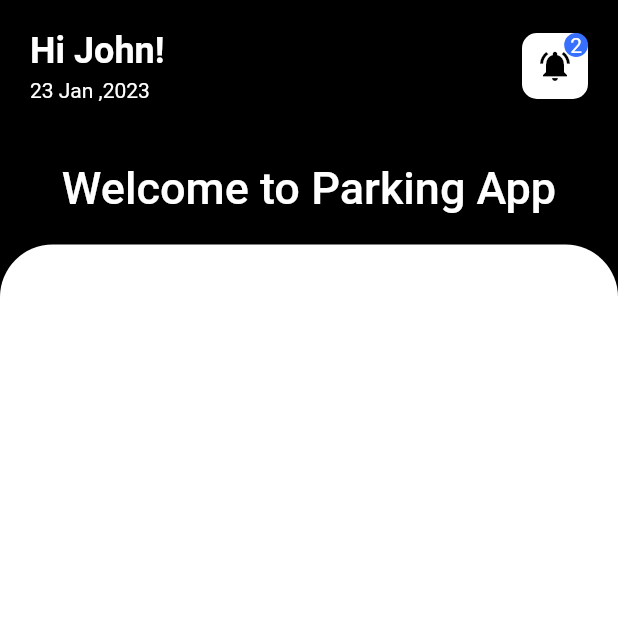
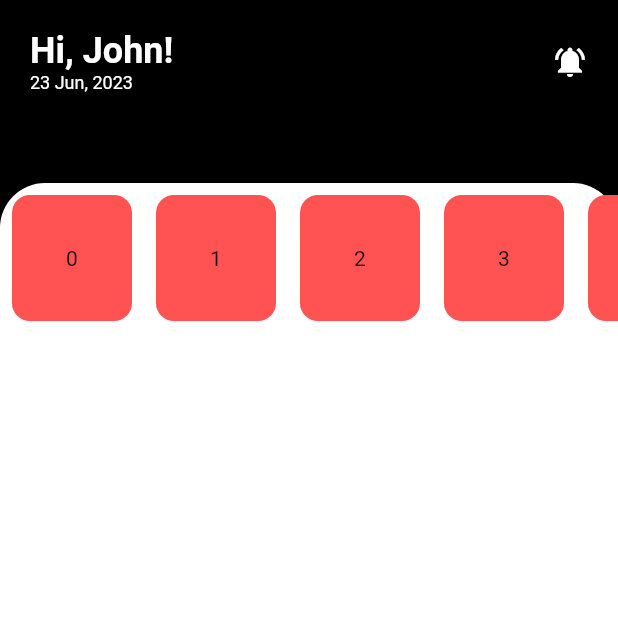
Before and after one commit to psantosh16/Advance-Parking-Management-System, a Flutter app: the HomePage screen opened by its route, on a phone screen of 412 x 824 dp, the top half of it. Run offline on Flutter 3.47's test engine with Material 2 defaults, Android fonts, the phone set to English and light mode, and no system bars.

Commit message:
Fixed ListView Builder issue

```diff
--- a/lib/Pages/Screens/home_page.dart
+++ b/lib/Pages/Screens/home_page.dart
@@ -9,98 +9,100 @@ class HomePage extends StatefulWidget {
 }
 
 class _HomePageState extends State<HomePage> {
+  late MediaQueryData _queryData;
+
+  final List<Widget> scrollItem = [
+    const Icon(Icons.hourglass_empty),
+    const Icon(Icons.accessible_outlined),
+    const Icon(Icons.face),
+    const Icon(Icons.settings_remote),
+    const Icon(Icons.hourglass_empty),
+    const Icon(Icons.accessible_outlined),
+    const Icon(Icons.face),
+    const Icon(Icons.settings_remote)
+  ];
+
   @override
   Widget build(BuildContext context) {
+    _queryData = MediaQuery.of(context);
     return Scaffold(
       backgroundColor: ColorTheme.blackTheme,
       body: SafeArea(
         child: Column(
           children: [
-            // User Info Panel
-            Padding(
-              padding: const EdgeInsets.all(20.0),
-              child: Column(
-                children: [
-                  Row(
+            // Upper Panel
+            const Padding(
+              padding: EdgeInsets.all(20.0),
+              child: Row(
                 mainAxisAlignment: MainAxisAlignment.spaceBetween,
                 children: [
-                      // User Greetings
-                      const Column(
+                  Column(
                     crossAxisAlignment: CrossAxisAlignment.start,
                     children: [
                       Text(
-                            "Hi John!",
+                        "Hi, John!",
                         style: TextStyle(
+                            color: ColorTheme.whiteTheme,
                             fontSize: 24,
-                              fontWeight: FontWeight.bold,
-                              color: ColorTheme.whiteTheme,
-                            ),
-                          ),
-                          SizedBox(
-                            height: 4,
+                            fontWeight: FontWeight.bold),
                       ),
                       Text(
-                            "23 Jan ,2023",
+                        "23 Jun, 2023",
                         style: TextStyle(
-                              color: ColorTheme.whiteTheme,
-                            ),
+                            color: ColorTheme.whiteTheme, fontSize: 12),
                       ),
                     ],
                   ),
-
-                      // Notification
-                      Stack(alignment: AlignmentDirectional.topEnd, children: [
-                        Container(
-                          padding: const EdgeInsets.all(10),
-                          decoration: BoxDecoration(
+                  Icon(
+                    Icons.notifications_active,
                     color: ColorTheme.whiteTheme,
-                            borderRadius: BorderRadius.circular(10),
-                          ),
-                          child: const Icon(
-                            Icons.notifications_active,
-                            color: ColorTheme.blackTheme,
-                          ),
-                        ),
-                        Container(
-                          padding: const EdgeInsets.symmetric(horizontal: 4),
-                          decoration: BoxDecoration(
-                              color: ColorTheme.blueTheme,
-                              borderRadius: BorderRadius.circular(10)),
-                          child: const Text(
-                            "2",
-                            style: TextStyle(
-                              color: ColorTheme.whiteTheme,
-                            ),
-                          ),
-                        ),
-                      ])
-                    ],
                   ),
                 ],
               ),
             ),
+
             const SizedBox(
-              height: 20,
+              height: 40,
             ),
-            // Welcome Message
-            const Text(
-              "Welcome to Parking App",
-              style: TextStyle(
-                fontSize: 30,
-                fontWeight: FontWeight.w500,
+            // Lower Panel
+            Expanded(
+              child: Container(
+                alignment: Alignment.topCenter,
+                height: _queryData.size.height,
+                width: _queryData.size.width,
+                decoration: const BoxDecoration(
                   color: ColorTheme.whiteTheme,
+                  borderRadius: BorderRadius.only(
+                    topRight: Radius.circular(30),
+                    topLeft: Radius.circular(30),
                   ),
                 ),
-
-            Expanded(
+                child: Column(
+                  children: [
+                    SizedBox(
+                      width: double.infinity,
+                      height: 100,
+                      child: ListView.builder(
+                          itemCount: 8,
+                          scrollDirection: Axis.horizontal,
+                          itemBuilder: (context, ind){
+                        return Padding(
+                          padding: const EdgeInsets.all(8.0),
                           child: Container(
-                margin: const EdgeInsets.only(top: 20),
+                            alignment: Alignment.center,
+                            width: 80,
+                            height: 40,
                             decoration: const BoxDecoration(
-                    borderRadius: BorderRadius.only(
-                      topLeft: Radius.circular(35),
-                      topRight: Radius.circular(35),
+                              color: Colors.redAccent,
+                              borderRadius: BorderRadius.all(Radius.circular(12)),
                             ),
-                    color: Colors.white),
+                            child: Text("$ind"),
+                          ),
+                        );
+                      })
+                    ),
+                  ],
+                ),
               ),
             )
           ],
--- a/lib/main.dart
+++ b/lib/main.dart
@@ -23,7 +23,7 @@ class MyApp extends StatelessWidget {
         brightness: Brightness.light,
       ),
       // home: const LoginPage(),
-      initialRoute: "/home",
+      initialRoute: "/register",
       routes: {
         "/register" : (context) => const RegisterPage(),
         "/login": (context) => const LoginPage(),
```
Lines whose indentation alone changed are shown as unchanged.
